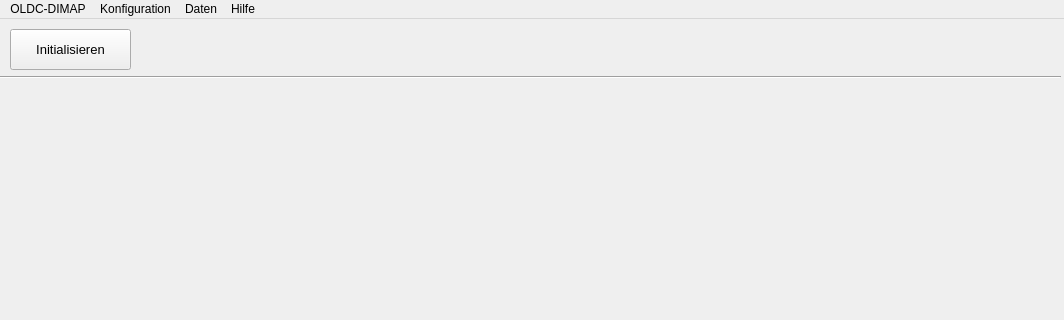
Before: the Qt Designer form odlc_dimap_gui_remote/MainWindow.ui in rmajer/odlc, drawn with Qt 5; both pictures show x 0 to 1064 and y 0 to 320 of the 1064 by 688 pixel window.
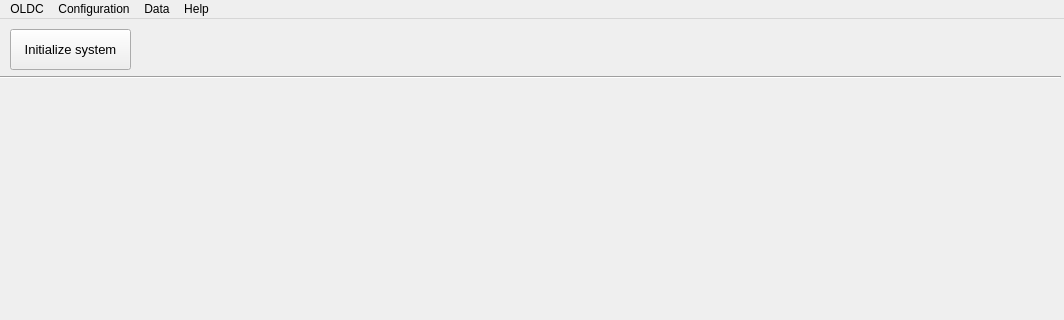
After: the same form once the commit is applied.

What changed in the file:
```diff
--- a/odlc_dimap_gui_remote/MainWindow.ui
+++ b/odlc_dimap_gui_remote/MainWindow.ui
@@ -54,7 +54,7 @@
      </font>
     </property>
     <property name="text">
-     <string>Initialisieren</string>
+     <string>Initialize system</string>
     </property>
    </widget>
   </widget>
@@ -69,7 +69,7 @@
    </property>
    <widget class="QMenu" name="menuOLDC_DIMAP">
     <property name="title">
-     <string>OLDC-DIMAP</string>
+     <string>OLDC</string>
     </property>
     <addaction name="actionMenuInfo"/>
     <addaction name="separator"/>
@@ -77,14 +77,14 @@
    </widget>
    <widget class="QMenu" name="menuKonfiguration">
     <property name="title">
-     <string>Konfiguration</string>
+     <string>Configuration</string>
     </property>
     <addaction name="actionSystem"/>
     <addaction name="actionLaserdioden"/>
    </widget>
    <widget class="QMenu" name="menuDaten">
     <property name="title">
-     <string>Daten</string>
+     <string>Data</string>
     </property>
     <addaction name="actionProzessdaten_Log"/>
     <addaction name="actionSystemlog"/>
@@ -94,7 +94,7 @@
    </widget>
    <widget class="QMenu" name="menuHilfe">
     <property name="title">
-     <string>Hilfe</string>
+     <string>Help</string>
     </property>
     <addaction name="actionDokumentation"/>
    </widget>
```
Left out of the diff: 16 changed lines with no effect on the pictures.
